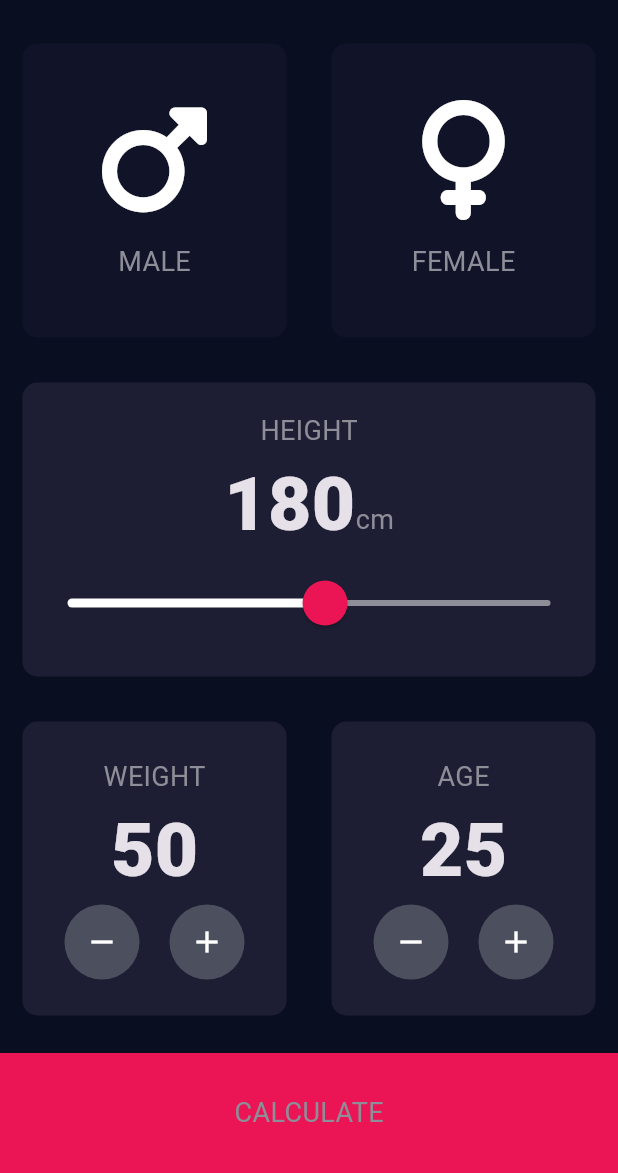
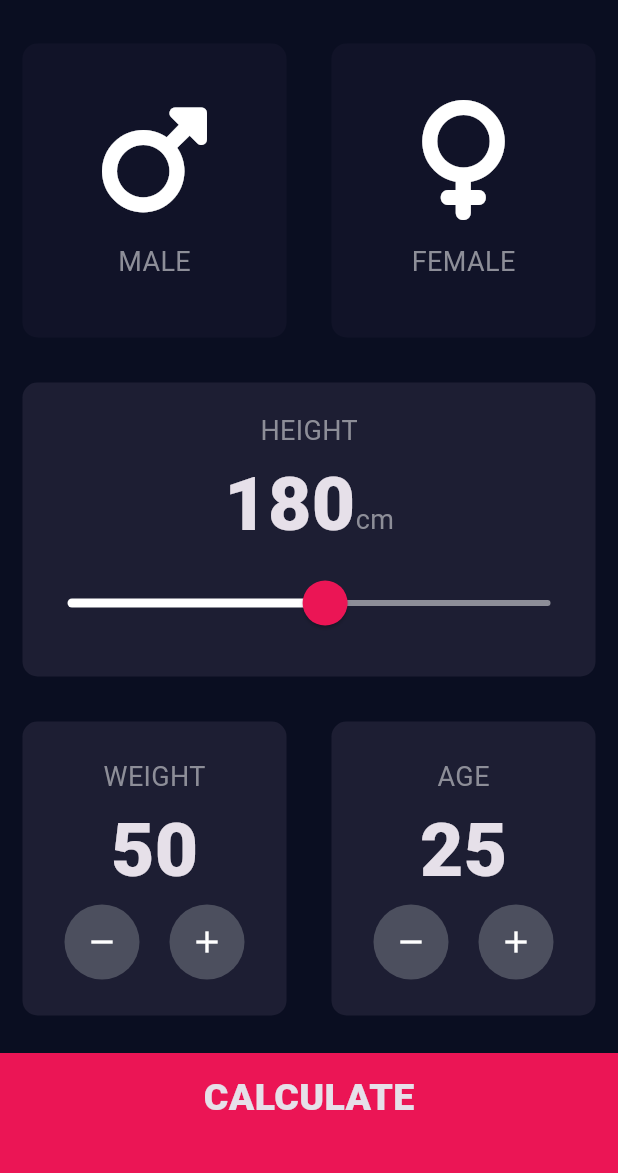
Before and after one commit to dadasamuel/bmi_calculator, a Flutter app: the screen it shows after launch, on a phone screen of 412 x 824 dp, the part 63-1236 px from its top. Run offline on Flutter 3.47's test engine with Material 3 defaults, Android fonts, the phone set to English and light mode, and no system bars; our stand-ins replace font_awesome_flutter.

Commit message:
final project

```diff
--- a/lib/constants.dart
+++ b/lib/constants.dart
@@ -8,6 +8,7 @@ const labelTextStyle = TextStyle(
   color: Color(0xFF8D8E98),
 );
 
-const NumberTextStyle = TextStyle(
-  fontSize: 50.0,
-  fontWeight: FontWeight.w900);
+const numberTextStyle = TextStyle(fontSize: 50.0, fontWeight: FontWeight.w900);
+
+const largeButtonTextStyle =
+    TextStyle(fontSize: 25.0, fontWeight: FontWeight.w900);
--- a/lib/input_page.dart
+++ b/lib/input_page.dart
@@ -1,7 +1,10 @@
 import 'package:bmi_calculator/all_class.dart';
+import 'package:bmi_calculator/calculator_brain.dart';
 import 'package:bmi_calculator/constants.dart';
+import 'package:bmi_calculator/result_page.dart';
 import 'package:flutter/material.dart';
 import 'package:font_awesome_flutter/font_awesome_flutter.dart';
+import 'package:bmi_calculator/result_page.dart';
 
 enum Gender { male, female }
 
@@ -91,7 +94,7 @@ class _InputPageState extends State<InputPage> {
                         crossAxisAlignment: CrossAxisAlignment.baseline,
                         textBaseline: TextBaseline.alphabetic,
                         children: [
-                          Text(heigth.toString(), style: NumberTextStyle),
+                          Text(heigth.toString(), style: numberTextStyle),
                           Text('cm', style: labelTextStyle)
                         ],
                       ),
@@ -128,7 +131,7 @@ class _InputPageState extends State<InputPage> {
                   mainAxisAlignment: MainAxisAlignment.center,
                   children: [
                     Text('WEIGHT', style: labelTextStyle),
-                    Text(weight.toString(), style: NumberTextStyle),
+                    Text(weight.toString(), style: numberTextStyle),
                     Row(
                       mainAxisAlignment: MainAxisAlignment.center,
                       children: [
@@ -161,7 +164,7 @@ class _InputPageState extends State<InputPage> {
                   mainAxisAlignment: MainAxisAlignment.center,
                   children: [
                     Text('AGE', style: labelTextStyle),
-                    Text(age.toString(), style: NumberTextStyle),
+                    Text(age.toString(), style: numberTextStyle),
                     Row(
                       mainAxisAlignment: MainAxisAlignment.center,
                       children: [
@@ -187,15 +190,32 @@ class _InputPageState extends State<InputPage> {
                   ]),
             ))
           ])),
-          Container(
+          GestureDetector(
+            onTap: () {
+              CalculatorBrain calc =
+                  CalculatorBrain(height: heigth, weight: weight);
+
+              Navigator.push(context, MaterialPageRoute(builder: (context) {
+                return ResultPage(
+                  bmiResult: calc.calculateBMI(),
+                  resultText: calc.getResult(),
+                  interpretation: calc.getInterpretation(),
+                );
+              }));
+            },
+            child: Container(
               child: Center(
-              child: Text('CALCULATE',
-              style: labelTextStyle, ),
+                child: Text(
+                  'CALCULATE',
+                  style: largeButtonTextStyle,
+                ),
               ),
               color: Color(0xFFEB1555),
               margin: EdgeInsets.only(top: 10.0),
+              padding: EdgeInsets.only(bottom: 20.0),
               width: double.infinity,
               height: 80.0,
+            ),
           )
         ],
       ),
```
Also changed, not shown: lib/all_class.dart (+20 -0 lines), lib/calculator_brain.dart (added, +33 -0 lines). Lines whose indentation alone changed are shown as unchanged.
